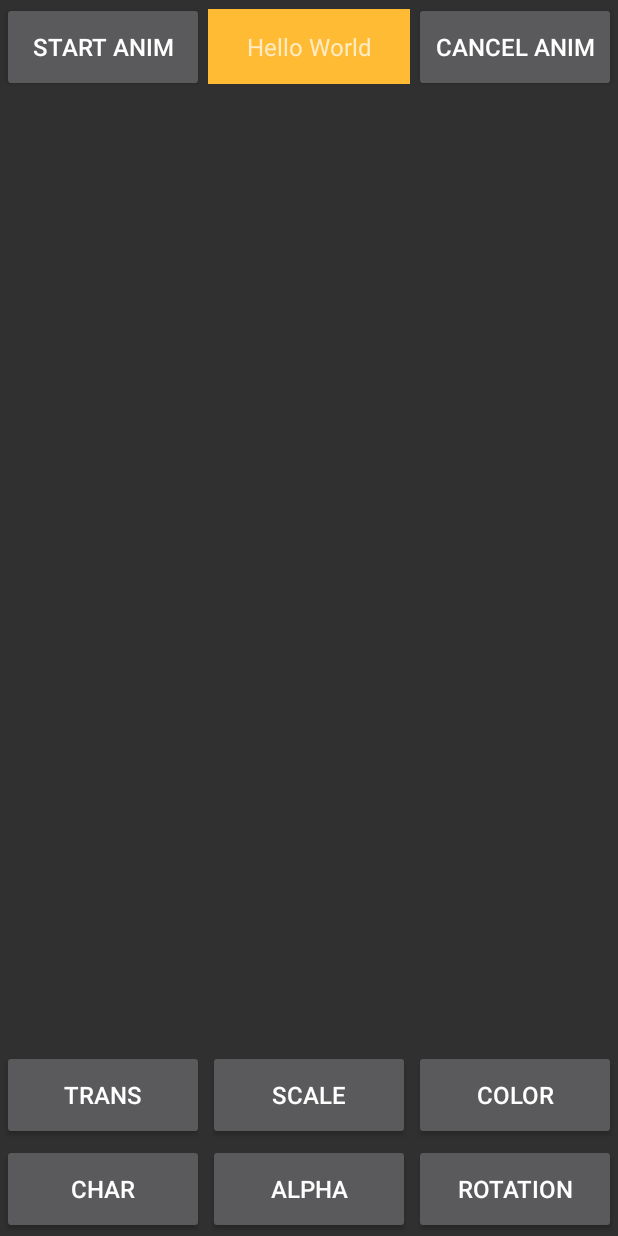
After one commit to sanders-josh/JSanders22Ex, an Android app: the AnimatorActivity screen opened directly, with no data from a screen before it, on a phone screen of 412 x 824 dp. The commit adds this screen. Run offline under Robolectric (Android 15) with nearby library versions, the phone set to English and light mode, and no system bars; our stand-ins replace ButterKnife.

Commit message:
animator activity/layout with onclick methods

```diff
--- a/app/src/main/AndroidManifest.xml
+++ b/app/src/main/AndroidManifest.xml
@@ -42,7 +42,8 @@
         <activity android:name=".activity.DialogActivity" />
         <activity android:name=".activity.Quiz2Activity" />
         <activity android:name=".activity.HandlerActivity" />
-        <activity android:name=".activity.AnimationActivity"></activity>
+        <activity android:name=".activity.AnimationActivity" />
+        <activity android:name=".activity.AnimatorActivity"></activity>
     </application>
 
 </manifest>
--- a/app/src/main/java/com/example/jsand/jsanders22ex/activity/AnimationActivity.java
+++ b/app/src/main/java/com/example/jsand/jsanders22ex/activity/AnimationActivity.java
@@ -60,8 +60,6 @@ public class AnimationActivity extends BaseActivity
         textView.startAnimation(setAnimation);
     }
 
-
-
     @Override
     protected void onCreate(Bundle savedInstanceState)
     {
@@ -78,6 +76,5 @@ public class AnimationActivity extends BaseActivity
         rotateAnimation = AnimationUtils.loadAnimation(this,R.anim.anim_rotate);
         scaleAnimation = AnimationUtils.loadAnimation(this,R.anim.anim_scale);
         setAnimation = AnimationUtils.loadAnimation(this,R.anim.anim_set);
-
     }
 }
--- /dev/null
+++ b/app/src/main/java/com/example/jsand/jsanders22ex/activity/AnimatorActivity.java
@@ -0,0 +1,80 @@
+package com.example.jsand.jsanders22ex.activity;
+
+import android.os.Bundle;
+import android.view.View;
+import android.widget.TextView;
+
+import com.example.jsand.jsanders22ex.R;
+
+import butterknife.BindView;
+import butterknife.ButterKnife;
+import butterknife.OnClick;
+
+public class AnimatorActivity extends BaseActivity
+{
+
+    @BindView(R.id.activity_animator_textView)
+    TextView textView;
+
+    @OnClick(R.id.activity_animator_textView)
+    public void textClick(View view)
+    {
+        toastShort("Animator");
+    }
+
+    @OnClick(R.id.activity_animator_start)
+    public void startClick(View view)
+    {
+        toastShort("Start");
+    }
+
+    @OnClick(R.id.acivity_animator_cancel)
+    public void cancelClick(View view)
+    {
+        toastShort("Cancel");
+    }
+
+    @OnClick(R.id.acivity_animator_trans)
+    public void transClick(View view)
+    {
+        toastShort("Trans");
+    }
+
+    @OnClick(R.id.acivity_animator_scale)
+    public void scaleClick(View view)
+    {
+        toastShort("Scale");
+    }
+
+    @OnClick(R.id.acivity_animator_color)
+    public void colorClick(View view)
+    {
+        toastShort("Color");
+    }
+
+    @OnClick(R.id.acivity_animator_char)
+    public void charClick(View view)
+    {
+        toastShort("Char");
+    }
+
+    @OnClick(R.id.acivity_animator_alpha)
+    public void alphaClick(View view)
+    {
+        toastShort("Alpha");
+    }
+
+    @OnClick(R.id.acivity_animator_rotation)
+    public void rotationClick(View view)
+    {
+        toastShort("Rotation");
+    }
+
+    @Override
+    protected void onCreate(Bundle savedInstanceState)
+    {
+        super.onCreate(savedInstanceState);
+        setContentView(R.layout.activity_animator);
+        ButterKnife.bind(this);
+    }
+}
--- a/app/src/main/java/com/example/jsand/jsanders22ex/fragment/DemoFragment.java
+++ b/app/src/main/java/com/example/jsand/jsanders22ex/fragment/DemoFragment.java
@@ -18,6 +18,7 @@ import com.example.jsand.jsanders22ex.R;
 import com.example.jsand.jsanders22ex.activity.AdvancedListViewActivity;
 import com.example.jsand.jsanders22ex.activity.AdvancedViewPagerActivity;
 import com.example.jsand.jsanders22ex.activity.AnimationActivity;
+import com.example.jsand.jsanders22ex.activity.AnimatorActivity;
 import com.example.jsand.jsanders22ex.activity.CheckBoxActivity;
 import com.example.jsand.jsanders22ex.activity.DialogActivity;
 import com.example.jsand.jsanders22ex.activity.HandlerActivity;
@@ -60,6 +61,7 @@ public class DemoFragment extends Fragment {
         list.add("Dialogs");
         list.add("Handler");
         list.add("Animation");
+        list.add("Animator");
     }
 
     public static DemoFragment newInstance(String param1, String param2)
@@ -183,6 +185,9 @@ public class DemoFragment extends Fragment {
                         intent.setClass(getActivity(), AnimationActivity.class);
                         startActivity(intent);
                         break;
+                    case 13:
+                        intent.setClass(getActivity(), AnimatorActivity.class);
+                        startActivity(intent);
                     default:
                 }
             }
--- /dev/null
+++ b/app/src/main/res/layout/activity_animator.xml
@@ -0,0 +1,109 @@
+<?xml version="1.0" encoding="utf-8"?>
+<RelativeLayout xmlns:android="http://schemas.android.com/apk/res/android"
+    xmlns:tools="http://schemas.android.com/tools"
+    android:layout_width="match_parent"
+    android:layout_height="match_parent"
+    tools:context=".activity.AnimatorActivity">
+
+    <LinearLayout
+        android:layout_width="match_parent"
+        android:layout_height="wrap_content"
+        android:gravity="center_vertical">
+
+        <Button
+            android:id="@+id/activity_animator_start"
+            android:layout_width="0dp"
+            android:layout_height="60dp"
+            android:layout_margin="1dp"
+            android:layout_weight="1"
+            android:textSize="16sp"
+            android:text="start anim"/>
+
+        <TextView
+            android:id="@+id/activity_animator_textView"
+            android:layout_width="0dp"
+            android:layout_height="50dp"
+            android:layout_weight="1"
+            android:textSize="16sp"
+            android:text="Hello World"
+            android:gravity="center"
+            android:layout_margin="1dp"
+            android:background="@android:color/holo_orange_light"/>
+
+        <Button
+            android:id="@+id/acivity_animator_cancel"
+            android:layout_width="0dp"
+            android:layout_height="60dp"
+            android:layout_margin="1dp"
+            android:layout_weight="1"
+            android:textSize="16dp"
+            android:text="cancel anim"/>
+    </LinearLayout>
+
+    <LinearLayout
+        android:layout_width="match_parent"
+        android:layout_height="wrap_content"
+        android:layout_above="@+id/bottom_linear">
+
+        <Button
+            android:id="@+id/acivity_animator_trans"
+            android:layout_width="0dp"
+            android:layout_height="60dp"
+            android:layout_margin="1dp"
+            android:layout_weight="1"
+            android:textSize="16dp"
+            android:text="trans"/>
+
+        <Button
+            android:id="@+id/acivity_animator_scale"
+            android:layout_width="0dp"
+            android:layout_height="60dp"
+            android:layout_margin="1dp"
+            android:layout_weight="1"
+            android:textSize="16dp"
+            android:text="scale"/>
+
+        <Button
+            android:id="@+id/acivity_animator_color"
+            android:layout_width="0dp"
+            android:layout_height="60dp"
+            android:layout_margin="1dp"
+            android:layout_weight="1"
+            android:textSize="16dp"
+            android:text="color"/>
+
+    </LinearLayout>
+    <LinearLayout
+        android:id="@+id/bottom_linear"
+        android:layout_width="match_parent"
+        android:layout_height="wrap_content"
+        android:layout_alignParentBottom="true">
+
+        <Button
+            android:id="@+id/acivity_animator_char"
+            android:layout_width="0dp"
+            android:layout_height="60dp"
+            android:layout_margin="1dp"
+            android:layout_weight="1"
+            android:textSize="16dp"
+            android:text="char"/>
+
+        <Button
+            android:id="@+id/acivity_animator_alpha"
+            android:layout_width="0dp"
+            android:layout_height="60dp"
+            android:layout_margin="1dp"
+            android:layout_weight="1"
+            android:textSize="16dp"
+            android:text="alpha"/>
+
+        <Button
+            android:id="@+id/acivity_animator_rotation"
+            android:layout_width="0dp"
+            android:layout_height="60dp"
+            android:layout_margin="1dp"
+            android:layout_weight="1"
+            android:textSize="16dp"
+            android:text="rotation"/>
+    </LinearLayout>
+</RelativeLayout>
```
